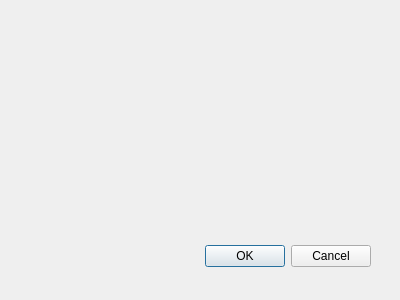
This is KAMEditor/addpointdialog.ui in Xtail96/SML as Qt 5 draws it before an edit. The edited form follows.
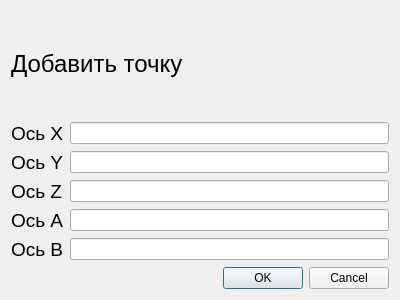
This is the edited form.

The edit to the form file:
```diff
--- a/KAMEditor/addpointdialog.ui
+++ b/KAMEditor/addpointdialog.ui
@@ -15,22 +15,108 @@
   <property name="windowTitle">
    <string>Dialog</string>
   </property>
-  <widget name="buttonBox" class="QDialogButtonBox">
-   <property name="geometry">
-    <rect>
-     <x>30</x>
-     <y>240</y>
-     <width>341</width>
-     <height>32</height>
-    </rect>
-   </property>
-   <property name="orientation">
-    <enum>Qt::Horizontal</enum>
-   </property>
-   <property name="standardButtons">
-    <set>QDialogButtonBox::Cancel|QDialogButtonBox::Ok</set>
-   </property>
-  </widget>
+  <layout class="QGridLayout" name="gridLayout">
+   <item row="0" column="0" colspan="2">
+    <widget class="QLabel" name="add_point_title_label">
+     <property name="font">
+      <font>
+       <pointsize>18</pointsize>
+      </font>
+     </property>
+     <property name="text">
+      <string>Добавить точку</string>
+     </property>
+    </widget>
+   </item>
+   <item row="1" column="0">
+    <widget class="QLabel" name="add_point_label_axis_x">
+     <property name="font">
+      <font>
+       <pointsize>14</pointsize>
+      </font>
+     </property>
+     <property name="text">
+      <string>Ось X</string>
+     </property>
+    </widget>
+   </item>
+   <item row="1" column="1">
+    <widget class="QLineEdit" name="add_point_lineEdit_axis_x"/>
+   </item>
+   <item row="2" column="0">
+    <widget class="QLabel" name="add_point_label_axis_y">
+     <property name="font">
+      <font>
+       <pointsize>14</pointsize>
+      </font>
+     </property>
+     <property name="text">
+      <string>Ось Y</string>
+     </property>
+    </widget>
+   </item>
+   <item row="2" column="1">
+    <widget class="QLineEdit" name="add_point_lineEdit_axis_y"/>
+   </item>
+   <item row="3" column="0">
+    <widget class="QLabel" name="add_point_label_axis_z">
+     <property name="font">
+      <font>
+       <pointsize>14</pointsize>
+      </font>
+     </property>
+     <property name="text">
+      <string>Ось Z</string>
+     </property>
+    </widget>
+   </item>
+   <item row="3" column="1">
+    <widget class="QLineEdit" name="add_point_lineEdit_axis_z"/>
+   </item>
+   <item row="4" column="0">
+    <widget class="QLabel" name="add_point_label_axis_a">
+     <property name="font">
+      <font>
+       <pointsize>14</pointsize>
+      </font>
+     </property>
+     <property name="text">
+      <string>Ось A</string>
+     </property>
+    </widget>
+   </item>
+   <item row="4" column="1">
+    <widget class="QLineEdit" name="add_point_lineEdit_axis_a"/>
+   </item>
+   <item row="5" column="0">
+    <widget class="QLabel" name="add_point_label_axis_b">
+     <property name="font">
+      <font>
+       <pointsize>14</pointsize>
+      </font>
+     </property>
+     <property name="text">
+      <string>Ось B</string>
+     </property>
+    </widget>
+   </item>
+   <item row="5" column="1">
+    <widget class="QLineEdit" name="add_point_lineEdit_axis_b"/>
+   </item>
+   <item row="6" column="0" colspan="2">
+    <widget class="QDialogButtonBox" name="buttonBox">
+     <property name="orientation">
+      <enum>Qt::Horizontal</enum>
+     </property>
+     <property name="standardButtons">
+      <set>QDialogButtonBox::Cancel|QDialogButtonBox::Ok</set>
+     </property>
+     <property name="centerButtons">
+      <bool>false</bool>
+     </property>
+    </widget>
+   </item>
+  </layout>
  </widget>
  <pixmapfunction/>
  <resources/>
```
Left out of the diff: 7 changed lines with no effect on the pictures.
